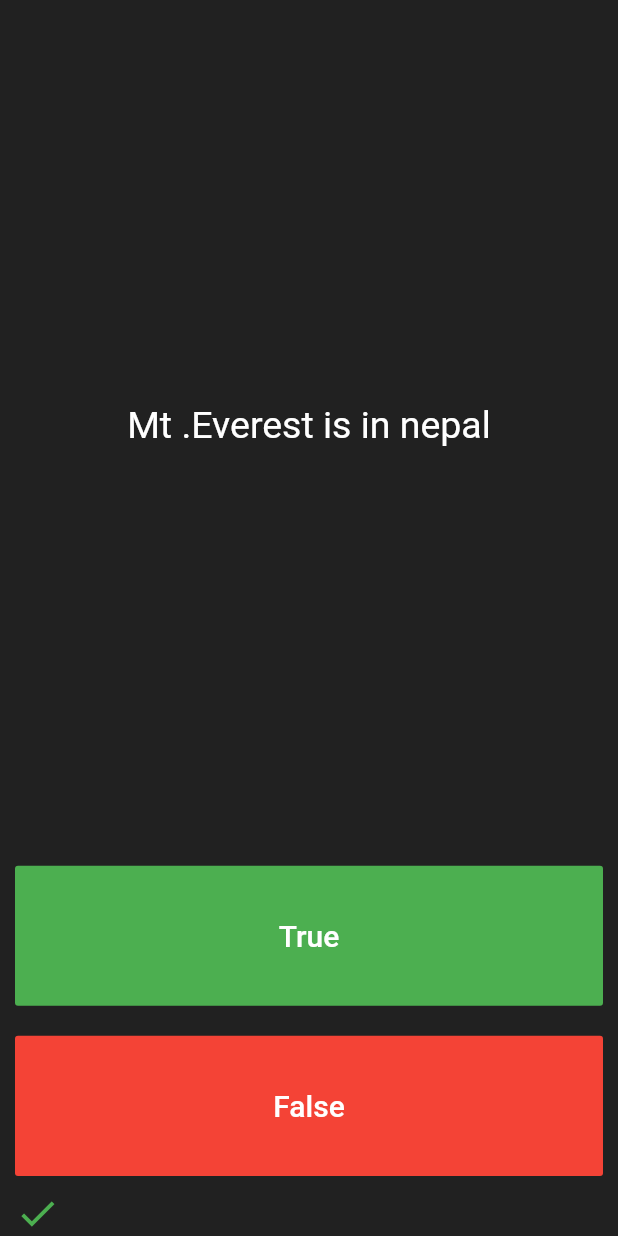
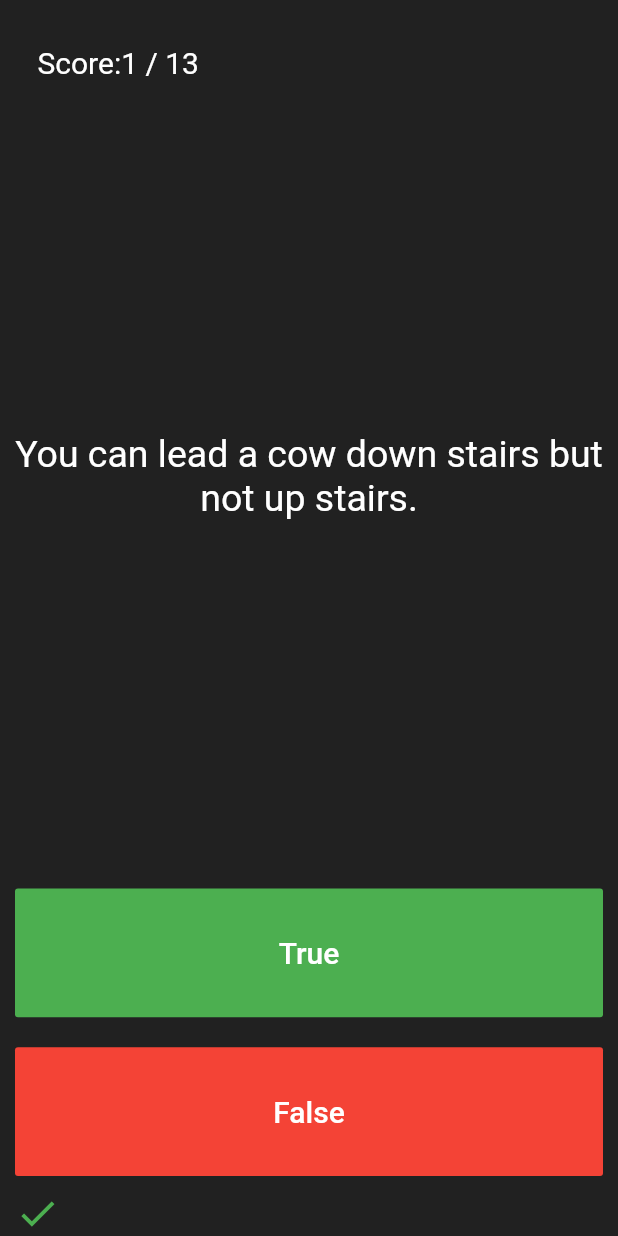
Before and after one commit to samip15/QuestionAnswerApp, a Flutter app: the screen it shows after launch, after a tap on "True", on a phone screen of 412 x 824 dp. Run offline on Flutter 3.47's test engine with Material 2 defaults, Android fonts, the phone set to English and light mode, and no system bars.

```diff
--- a/lib/main.dart
+++ b/lib/main.dart
@@ -31,18 +31,48 @@ class _QuizPageState extends State<QuizPage> {
 
   QuestionBrain _questionBrain = QuestionBrain();
 
+  int _rightAnswer = 0;
+
   void checkAnswer({bool userAnswer}) {
     setState(() {
       if (userAnswer == _questionBrain.answerResult) {
         _scoreKeeper.add(
           Icon(Icons.check, color: Colors.green, size: 30),
         );
+        _rightAnswer++;
       } else {
         _scoreKeeper.add(
           Icon(Icons.close, color: Colors.red, size: 30),
         );
       }
-      _questionBrain.nextQuestions();
+      if (_questionBrain.isFinished()) {
+        // game over dialog
+        showDialog(
+            context: context,
+            barrierDismissible: false,
+            builder: (dCtx) {
+              return AlertDialog(
+                title: Text("Game Over"),
+                content: Text(
+                    "You have answered all the questions : Score: $_rightAnswer / ${_questionBrain.questionLength}"),
+                actions: [
+                  RaisedButton(
+                    onPressed: () {
+                      Navigator.pop(dCtx);
+                      setState(() {
+                        _rightAnswer = 0;
+                      });
+                    },
+                    child: Text("Play Again"),
+                  )
+                ],
+              );
+            });
+        _questionBrain.reset();
+        _scoreKeeper.clear();
+      } else {
+        _questionBrain.nextQuestions();
+      }
     });
   }
 
@@ -51,6 +81,13 @@ class _QuizPageState extends State<QuizPage> {
     return Column(
       crossAxisAlignment: CrossAxisAlignment.stretch,
       children: [
+        Padding(
+          padding: EdgeInsets.only(top: 30, left: 15),
+          child: Text(
+            "Score:$_rightAnswer / ${_questionBrain.questionLength}",
+            style: TextStyle(color: Colors.white, fontSize: 20),
+          ),
+        ),
         Expanded(
           flex: 5,
           child: Center(
@@ -91,8 +128,11 @@ class _QuizPageState extends State<QuizPage> {
             ),
           ),
         ),
-        Row(
-          children: _scoreKeeper,
+        SingleChildScrollView(
+          scrollDirection: Axis.horizontal,
+          child: Row(
+            children: _scoreKeeper,
+          ),
         )
       ],
     );
--- a/lib/question_brain_controller.dart
+++ b/lib/question_brain_controller.dart
@@ -3,10 +3,36 @@ import 'package:question_answer_app/question_model.dart';
 class QuestionBrain {
   int _questionNumber = 0;
   List<Question> _questions = [
-    Question("Flutter Is Made By Google.", true),
-    Question("Mt .Everest is in nepal", true),
-    Question("Iphone is not made by Apple.", false)
+    Question('Some cats are actually allergic to humans', true),
+    Question('You can lead a cow down stairs but not up stairs.', false),
+    Question('Approximately one quarter of human bones are in the feet.', true),
+    Question('A slug\'s blood is green.', true),
+    Question('Buzz Aldrin\'s mother\'s maiden name was "Moon".', true),
+    Question('It is illegal to pee in the Ocean in Portugal.', true),
+    Question(
+        'No piece of square dry paper can be folded in half more than 7 times.',
+        false),
+    Question(
+        'In London, UK, if you happen to die in the House of Parliament, you are technically entitled to a state funeral, because the building is considered too sacred a place.',
+        true),
+    Question(
+        'The loudest sound produced by any animal is 188 decibels. That animal is the African Elephant.',
+        false),
+    Question(
+        'The total surface area of two human lungs is approximately 70 square metres.',
+        true),
+    Question('Google was originally called "Backrub".', true),
+    Question(
+        'Chocolate affects a dog\'s heart and nervous system; a few ounces are enough to kill a small dog.',
+        true),
+    Question(
+        'In West Virginia, USA, if you accidentally hit an animal with your car, you are free to take it home to eat.',
+        true),
   ];
+
+  int get questionLength {
+    return _questions.length;
+  }
 
   String get questionText {
     return _questions[_questionNumber].questionText;
@@ -21,4 +47,16 @@ class QuestionBrain {
       _questionNumber++;
     }
   }
+
+  bool isFinished() {
+    if (_questionNumber < _questions.length - 1) {
+      return false;
+    } else {
+      return true;
+    }
+  }
+
+  void reset() {
+    _questionNumber = 0;
+  }
 }
```
